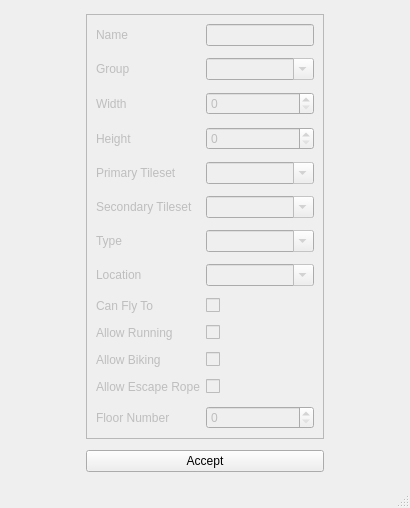
This is forms/newmappopup.ui in huderlem/porymap as Qt 5 draws it before an edit. The edited form follows.
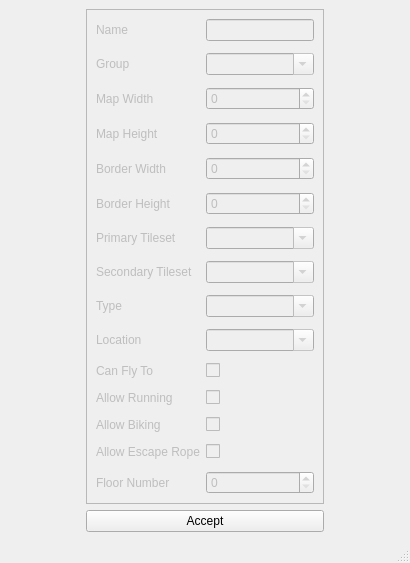
This is the edited form. Custom widgets are drawn as their Qt base class.

Commit message: Allow editing border dimensions

```diff
--- a/forms/newmappopup.ui
+++ b/forms/newmappopup.ui
@@ -73,7 +73,7 @@
        <item row="2" column="0">
         <widget class="QLabel" name="label_NewMap_Width">
          <property name="text">
-          <string>Width</string>
+          <string>Map Width</string>
          </property>
         </widget>
        </item>
@@ -90,7 +90,7 @@
        <item row="3" column="0">
         <widget class="QLabel" name="label_NewMap_Height">
          <property name="text">
-          <string>Height</string>
+          <string>Map Height</string>
          </property>
         </widget>
        </item>
@@ -105,13 +105,47 @@
         </widget>
        </item>
        <item row="4" column="0">
+        <widget class="QLabel" name="label_NewMap_BorderWidth">
+         <property name="text">
+          <string>Border Width</string>
+         </property>
+        </widget>
+       </item>
+       <item row="4" column="1">
+        <widget class="QSpinBox" name="spinBox_NewMap_BorderWidth">
+         <property name="toolTip">
+          <string>&lt;html&gt;&lt;head/&gt;&lt;body&gt;&lt;p&gt;Width (in blocks) of the new map's border.&lt;/p&gt;&lt;/body&gt;&lt;/html&gt;</string>
+         </property>
+         <property name="maximum">
+          <number>255</number>
+         </property>
+        </widget>
+       </item>
+       <item row="5" column="0">
+        <widget class="QLabel" name="label_NewMap_BorderHeight">
+         <property name="text">
+          <string>Border Height</string>
+         </property>
+        </widget>
+       </item>
+       <item row="5" column="1">
+        <widget class="QSpinBox" name="spinBox_NewMap_BorderHeight">
+         <property name="toolTip">
+          <string>&lt;html&gt;&lt;head/&gt;&lt;body&gt;&lt;p&gt;Height (in blocks) of the new map's border.&lt;/p&gt;&lt;/body&gt;&lt;/html&gt;</string>
+         </property>
+         <property name="maximum">
+          <number>255</number>
+         </property>
+        </widget>
+       </item>
+       <item row="6" column="0">
         <widget class="QLabel" name="label_NewMap_Primary_Tileset">
          <property name="text">
           <string>Primary Tileset</string>
          </property>
         </widget>
        </item>
-       <item row="4" column="1">
+       <item row="6" column="1">
         <widget class="NoScrollComboBox" name="comboBox_NewMap_Primary_Tileset">
          <property name="toolTip">
           <string>&lt;html&gt;&lt;head/&gt;&lt;body&gt;&lt;p&gt;The primary tileset for the new map.&lt;/p&gt;&lt;/body&gt;&lt;/html&gt;</string>
@@ -121,14 +155,14 @@
          </property>
         </widget>
        </item>
-       <item row="5" column="0">
+       <item row="7" column="0">
         <widget class="QLabel" name="label_NewMap_Secondary_Tileset">
          <property name="text">
           <string>Secondary Tileset</string>
          </property>
         </widget>
        </item>
-       <item row="5" column="1">
+       <item row="7" column="1">
         <widget class="NoScrollComboBox" name="comboBox_NewMap_Secondary_Tileset">
          <property name="toolTip">
           <string>&lt;html&gt;&lt;head/&gt;&lt;body&gt;&lt;p&gt;The secondary tileset for the new map.&lt;/p&gt;&lt;/body&gt;&lt;/html&gt;</string>
@@ -138,14 +172,14 @@
          </property>
         </widget>
        </item>
-       <item row="6" column="0">
+       <item row="8" column="0">
         <widget class="QLabel" name="label_NewMap_Type">
          <property name="text">
           <string>Type</string>
          </property>
         </widget>
        </item>
-       <item row="6" column="1">
+       <item row="8" column="1">
         <widget class="NoScrollComboBox" name="comboBox_NewMap_Type">
          <property name="toolTip">
           <string>&lt;html&gt;&lt;head/&gt;&lt;body&gt;&lt;p&gt;The map type is a general attribute, which is used for many different things. For example. it determines whether biking or running is allowed.&lt;/p&gt;&lt;/body&gt;&lt;/html&gt;</string>
@@ -155,14 +189,14 @@
          </property>
         </widget>
        </item>
-       <item row="7" column="0">
+       <item row="9" column="0">
         <widget class="QLabel" name="label_NewMap_Location">
          <property name="text">
           <string>Location</string>
          </property>
         </widget>
        </item>
-       <item row="7" column="1">
+       <item row="9" column="1">
         <widget class="NoScrollComboBox" name="comboBox_NewMap_Location">
          <property name="toolTip">
           <string>&lt;html&gt;&lt;head/&gt;&lt;body&gt;&lt;p&gt;The section of the region map which the map is grouped under. This also determines the name of the map that is displayed when the player enters it.&lt;/p&gt;&lt;/body&gt;&lt;/html&gt;</string>
@@ -172,14 +206,14 @@
          </property>
         </widget>
        </item>
-       <item row="8" column="0">
+       <item row="10" column="0">
         <widget class="QLabel" name="label_NewMap_Flyable">
          <property name="text">
           <string>Can Fly To</string>
          </property>
         </widget>
        </item>
-       <item row="8" column="1">
+       <item row="10" column="1">
         <widget class="QCheckBox" name="checkBox_NewMap_Flyable">
          <property name="toolTip">
           <string>&lt;html&gt;&lt;head/&gt;&lt;body&gt;&lt;p&gt;Whether to add a heal location to the new map.&lt;/p&gt;&lt;/body&gt;&lt;/html&gt;</string>
@@ -189,56 +223,56 @@
          </property>
         </widget>
        </item>
-       <item row="9" column="0">
+       <item row="11" column="0">
         <widget class="QLabel" name="label_NewMap_Allow_Running">
          <property name="text">
           <string>Allow Running</string>
          </property>
         </widget>
        </item>
-       <item row="10" column="0">
+       <item row="12" column="0">
         <widget class="QLabel" name="label_NewMap_Allow_Biking">
          <property name="text">
           <string>Allow Biking</string>
          </property>
         </widget>
        </item>
-       <item row="11" column="0">
+       <item row="13" column="0">
         <widget class="QLabel" name="label_NewMap_Allow_Escape_Rope">
          <property name="text">
           <string>Allow Escape Rope</string>
          </property>
         </widget>
        </item>
-       <item row="9" column="1">
+       <item row="11" column="1">
         <widget class="QCheckBox" name="checkBox_NewMap_Allow_Running">
          <property name="text">
           <string/>
          </property>
         </widget>
        </item>
-       <item row="10" column="1">
+       <item row="12" column="1">
         <widget class="QCheckBox" name="checkBox_NewMap_Allow_Biking">
          <property name="text">
           <string/>
          </property>
         </widget>
        </item>
-       <item row="11" column="1">
+       <item row="13" column="1">
         <widget class="QCheckBox" name="checkBox_NewMap_Allow_Escape_Rope">
          <property name="text">
           <string/>
          </property>
         </widget>
        </item>
-       <item row="12" column="0">
+       <item row="14" column="0">
         <widget class="QLabel" name="label_NewMap_Floor_Number">
          <property name="text">
           <string>Floor Number</string>
          </property>
         </widget>
        </item>
-       <item row="12" column="1">
+       <item row="14" column="1">
         <widget class="QSpinBox" name="spinBox_NewMap_Floor_Number">
          <property name="toolTip">
           <string>&lt;html&gt;&lt;head/&gt;&lt;body&gt;&lt;p&gt;Floor number to be used for maps with elevators.&lt;/p&gt;&lt;/body&gt;&lt;/html&gt;</string>
```
The commit also changes 11 other files.
